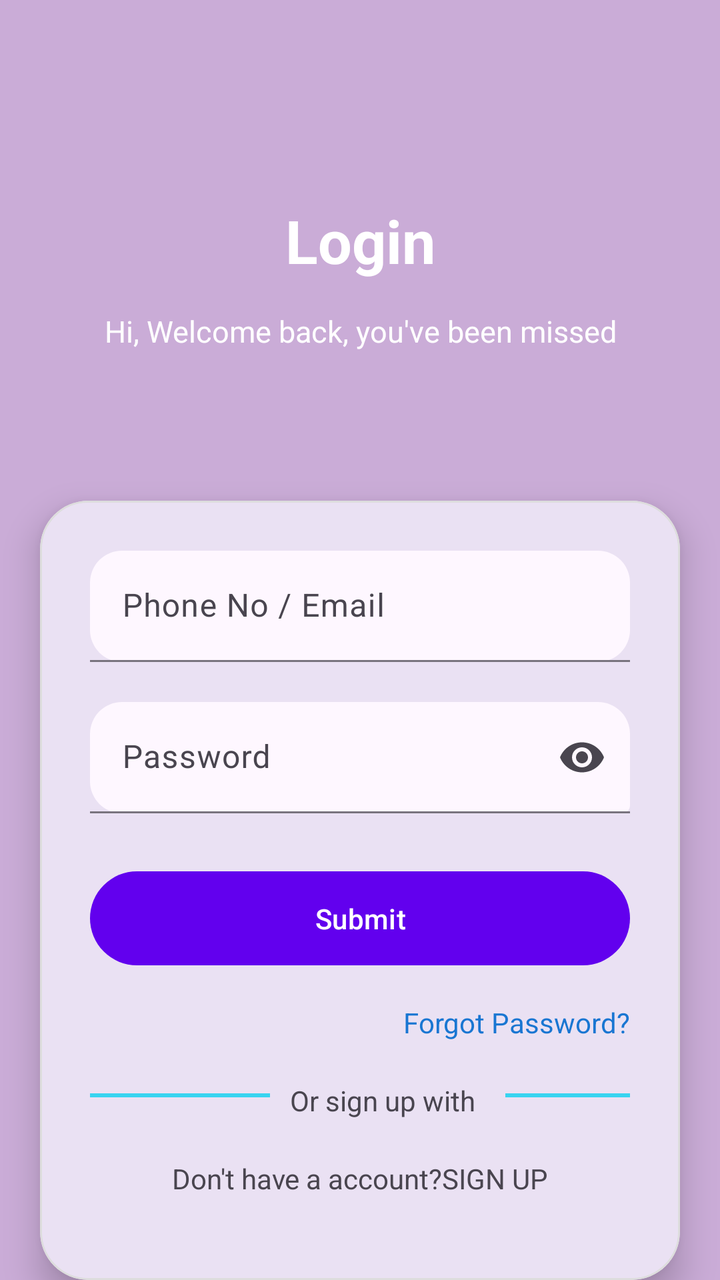
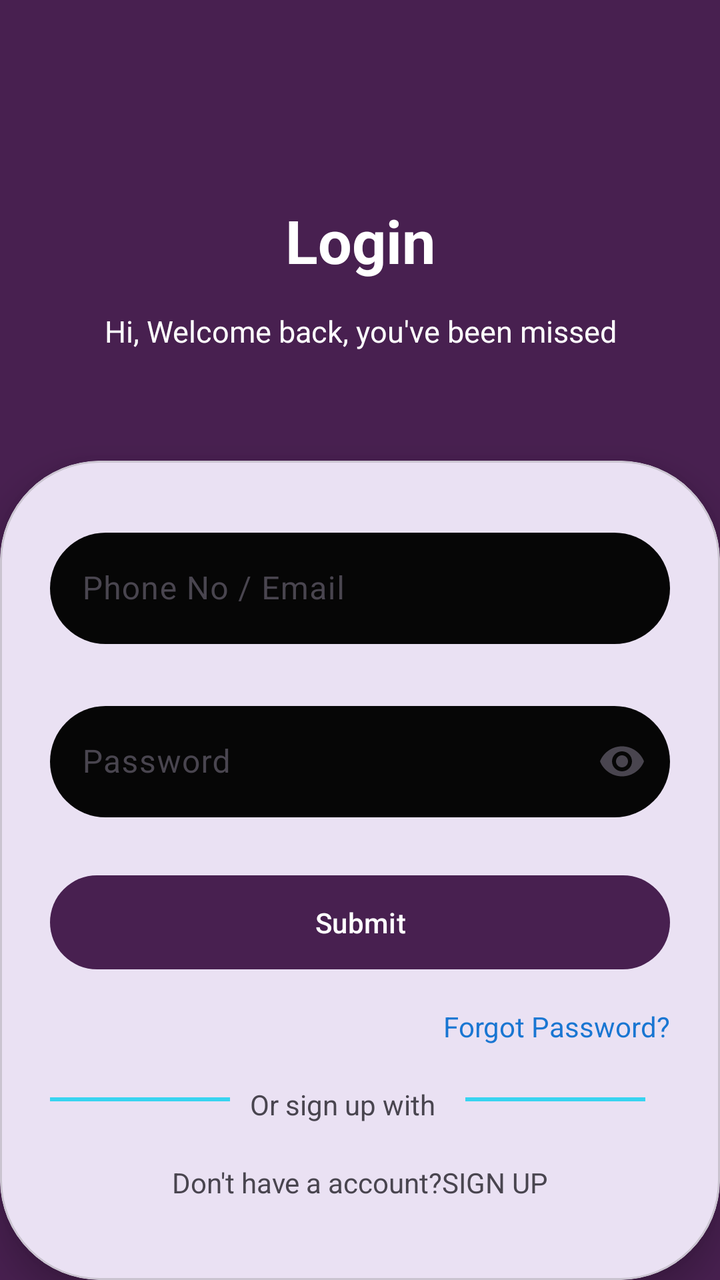

Compare the two renders of this Android layout. The source of the first and the diff that turns it into the second are given below.
<!-- AndroidManifest.xml: application theme Theme.MyApplication -->
<!-- res/layout/activity_main.xml -->
<RelativeLayout xmlns:android="http://schemas.android.com/apk/res/android"
    xmlns:app="http://schemas.android.com/apk/res-auto"
    xmlns:tools="http://schemas.android.com/tools"
    android:id="@+id/main"
    android:background="#CAACD7"
    android:layout_width="match_parent"
    android:layout_height="match_parent"
    tools:context=".MainActivity">


    

    <LinearLayout
        android:id="@+id/headerLayout"
        android:layout_width="match_parent"
        android:layout_height="180dp"
        android:orientation="vertical"
        android:layout_marginTop="100dp"
       >


        <TextView
            android:id="@+id/t1"
            android:layout_width="match_parent"
            android:layout_height="wrap_content"
            android:text="Login"
            android:textColor="@android:color/white"
            android:textAlignment="center"
            android:textSize="30sp"
            android:textStyle="bold"/>


        <TextView
            android:id="@+id/header_msg"
            android:layout_width="match_parent"
            android:layout_height="wrap_content"
            android:layout_marginTop="15dp"
            android:text="Hi, Welcome back, you've been missed"
            android:textColor="@android:color/white"
            android:textAlignment="center"
            android:textSize="15sp"/>


    </LinearLayout>



    

    <com.google.android.material.card.MaterialCardView

        android:layout_width="match_parent"
        android:layout_height="wrap_content"
        android:layout_below="@id/headerLayout"
        android:layout_marginLeft="20dp"
        android:layout_marginRight="20dp"
        android:layout_marginTop="-30dp"
        app:cardCornerRadius="24dp"
        app:cardElevation="10dp"
        app:strokeWidth="1dp"
        app:strokeColor="#DDDDDD">


        <LinearLayout

            android:layout_width="match_parent"
            android:layout_height="wrap_content"
            android:orientation="vertical"
            android:padding="25dp">


            

            <com.google.android.material.textfield.TextInputLayout
                android:layout_width="match_parent"
                android:layout_height="wrap_content"
                android:hint="Phone No / Email"
                app:boxBackgroundMode="filled"
                app:boxCornerRadiusTopStart="16dp"
                app:boxCornerRadiusTopEnd="16dp"
                app:boxCornerRadiusBottomStart="16dp"
                app:boxCornerRadiusBottomEnd="16dp">


                <com.google.android.material.textfield.TextInputEditText
                    android:id="@+id/login_useremail"
                    android:layout_width="match_parent"
                    android:layout_height="wrap_content"/>

            </com.google.android.material.textfield.TextInputLayout>



            

            <com.google.android.material.textfield.TextInputLayout
                android:layout_width="match_parent"
                android:layout_height="wrap_content"
                android:layout_marginTop="20dp"
                android:hint="Password"
                app:boxCornerRadiusTopStart="16dp"
                app:boxCornerRadiusTopEnd="16dp"
                app:boxCornerRadiusBottomStart="16dp"
                app:boxBackgroundMode="filled"
                app:endIconMode="password_toggle">


                <com.google.android.material.textfield.TextInputEditText
                    android:id="@+id/login_password"
                    android:layout_width="match_parent"
                    android:layout_height="wrap_content"
                    android:inputType="textPassword"/>

            </com.google.android.material.textfield.TextInputLayout>



            <com.google.android.material.button.MaterialButton
                android:id="@+id/login_user"
                android:layout_width="match_parent"
                android:layout_height="55dp"
                android:layout_marginTop="25dp"
                android:text="Submit"
                android:textColor="@color/white"
                app:cornerRadius="30dp"
                app:backgroundTint="#6200EE"/>



            <TextView
                android:id="@+id/password"
                android:layout_width="wrap_content"
                android:layout_height="wrap_content"
                android:layout_gravity="end"
                android:layout_marginTop="15dp"
                android:text="Forgot Password?"
                android:textColor="#1976D2"/>

<RelativeLayout
    android:layout_width="match_parent"
    android:layout_marginTop="20dp"
    android:layout_height="wrap_content">
    <View android:id="@+id/view1"
        android:layout_width="90dp"
        android:layout_height="2dp"
        android:layout_marginTop="6dp"
        android:background="#38D4F0"/>
    <TextView android:id="@+id/tv1"
        android:layout_width="wrap_content"
        android:layout_height="wrap_content"
        android:layout_toRightOf="@id/view1"
        android:layout_marginLeft="10dp"
        android:layout_marginRight="15dp"
        android:text="Or sign up with"/>
    <View android:id="@+id/view2"
        android:layout_width="90dp"
        android:layout_height="2dp"
        android:layout_marginTop="6dp"
        android:layout_toRightOf="@id/tv1"
        android:background="#38D4F0"/>


</RelativeLayout>
            <LinearLayout
                android:layout_width="match_parent"
                android:layout_height="wrap_content"
                android:orientation="vertical">
            <TextView
                android:layout_width="match_parent"
                android:layout_height="wrap_content"
                android:paddingTop="20dp"
                android:id="@+id/signIn"
                android:gravity="center"
                android:text="Don't have a account?SIGN UP"/>

            <ImageView android:id="@+id/google_icon"
                android:layout_width="35dp"
                android:layout_height="35dp"
                android:layout_marginTop="20dp"
                android:layout_gravity="center"
                android:src="@drawable/google"
                android:contentDescription="Google Login"/>

        </LinearLayout>
        </LinearLayout>




    </com.google.android.material.card.MaterialCardView>


</RelativeLayout>
<!-- resources referenced by this layout -->
<resources>
  <color name="white">#FFFFFFFF</color>
  <!-- drawable google: png bitmap (drawable, 20865 bytes) -->
  <style name="Theme.MyApplication" parent="Base.Theme.MyApplication" />
  <style name="Base.Theme.MyApplication" parent="Theme.Material3.DayNight.NoActionBar">
          
          
      </style>
</resources>

<!-- the commit's change to res/layout/activity_main.xml (unified diff, before → after) -->
@@ -2,7 +2,7 @@
     xmlns:app="http://schemas.android.com/apk/res-auto"
     xmlns:tools="http://schemas.android.com/tools"
     android:id="@+id/main"
-    android:background="#CAACD7"
+    android:background="#482050"
     android:layout_width="match_parent"
     android:layout_height="match_parent"
     tools:context=".MainActivity">
@@ -50,15 +50,14 @@
     <com.google.android.material.card.MaterialCardView
 
         android:layout_width="match_parent"
-        android:layout_height="wrap_content"
+        android:layout_height="match_parent"
         android:layout_below="@id/headerLayout"
-        android:layout_marginLeft="20dp"
-        android:layout_marginRight="20dp"
-        android:layout_marginTop="-30dp"
-        app:cardCornerRadius="24dp"
+
+        android:layout_marginTop="-50dp"
+        app:cardCornerRadius="50dp"
         app:cardElevation="10dp"
         app:strokeWidth="1dp"
-        app:strokeColor="#DDDDDD">
+        >
 
 
         <LinearLayout
@@ -75,7 +74,8 @@
                 android:layout_width="match_parent"
                 android:layout_height="wrap_content"
                 android:hint="Phone No / Email"
-                app:boxBackgroundMode="filled"
+
+                app:boxBackgroundMode="none"
                 app:boxCornerRadiusTopStart="16dp"
                 app:boxCornerRadiusTopEnd="16dp"
                 app:boxCornerRadiusBottomStart="16dp"
@@ -85,6 +85,7 @@
                 <com.google.android.material.textfield.TextInputEditText
                     android:id="@+id/login_useremail"
                     android:layout_width="match_parent"
+                    android:background="@drawable/text_field"
                     android:layout_height="wrap_content"/>
 
             </com.google.android.material.textfield.TextInputLayout>
@@ -97,17 +98,20 @@
                 android:layout_width="match_parent"
                 android:layout_height="wrap_content"
                 android:layout_marginTop="20dp"
+
                 android:hint="Password"
+
                 app:boxCornerRadiusTopStart="16dp"
                 app:boxCornerRadiusTopEnd="16dp"
                 app:boxCornerRadiusBottomStart="16dp"
-                app:boxBackgroundMode="filled"
+                app:boxBackgroundMode="none"
                 app:endIconMode="password_toggle">
 
 
                 <com.google.android.material.textfield.TextInputEditText
                     android:id="@+id/login_password"
                     android:layout_width="match_parent"
+                    android:background="@drawable/text_field"
                     android:layout_height="wrap_content"
                     android:inputType="textPassword"/>
 
@@ -123,7 +127,7 @@
                 android:text="Submit"
                 android:textColor="@color/white"
                 app:cornerRadius="30dp"
-                app:backgroundTint="#6200EE"/>
+                app:backgroundTint="#482050"/>
 
 
 
@@ -173,7 +177,7 @@
                 android:gravity="center"
                 android:text="Don't have a account?SIGN UP"/>
 
-            <ImageView android:id="@+id/google_icon"
+            <ImageView android:id="@+id/google_login"
                 android:layout_width="35dp"
                 android:layout_height="35dp"
                 android:layout_marginTop="20dp"
<!-- resource entries referenced after the edit -->
@@ -2,6 +2,24 @@
 <resources>
   <color name="white">#FFFFFFFF</color>
   <!-- drawable google: png bitmap (drawable, 20865 bytes) -->
+  <!-- drawable text_field (drawable) -->
+  <?xml version="1.0" encoding="utf-8"?>
+  <shape xmlns:android="http://schemas.android.com/apk/res/android"
+      android:shape="rectangle">
+  
+      <solid android:color="#060606" />
+  
+      <corners android:radius="50dp" />
+  
+  
+  
+      <padding
+          android:left="16dp"
+          android:top="12dp"
+          android:right="16dp"
+          android:bottom="12dp" />
+  
+  </shape>
   <style name="Theme.MyApplication" parent="Base.Theme.MyApplication" />
   <style name="Base.Theme.MyApplication" parent="Theme.Material3.DayNight.NoActionBar">
           
